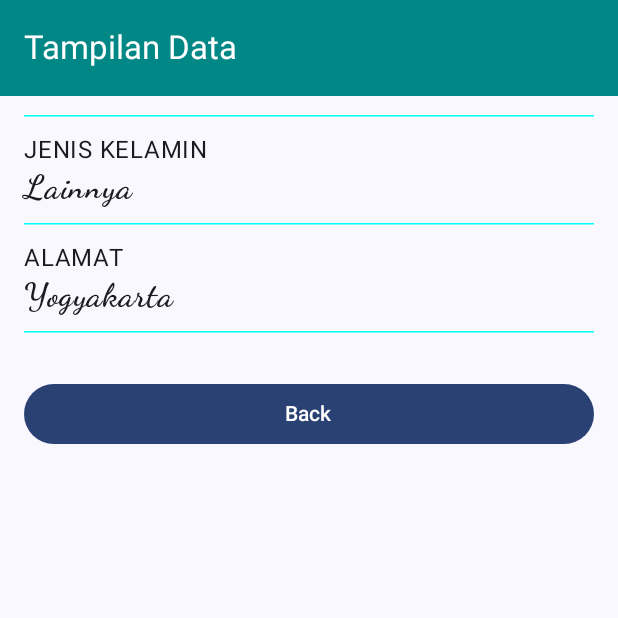
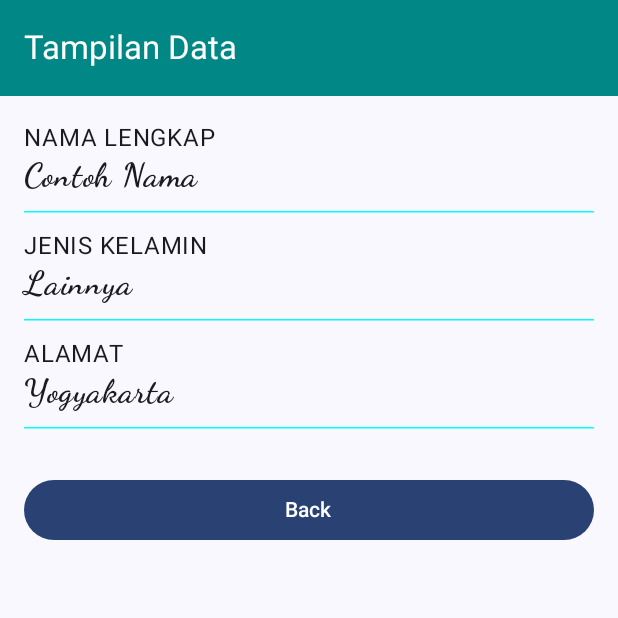
Before and after one commit to PDPyeh/Views, an Android app built with Jetpack Compose: the composable DataApp shown on its own in the app's theme, after a tap on "Submit", on a phone screen of 412 x 824 dp, the top half of it. Run offline under Robolectric (Android 15) with nearby library versions, the phone set to English and light mode, and no system bars.

Commit message:
membernarkan lagi isi TampilData.kt

```diff
--- a/app/src/main/java/com/example/views/MainActivity.kt
+++ b/app/src/main/java/com/example/views/MainActivity.kt
@@ -19,10 +19,9 @@ class MainActivity : ComponentActivity() {
         enableEdgeToEdge()
         setContent {
             ViewsTheme {
-                Scaffold(modifier = Modifier.fillMaxSize()) { innerPadding ->
-                    Greeting(
-                        name = "Android",
-                        modifier = Modifier.padding(innerPadding)
+                Scaffold(modifier = Modifier.fillMaxSize()) {
+                    DataApp(
+                        modifier = Modifier
                     )
                 }
             }
--- a/app/src/main/java/com/example/views/view/TampilData.kt
+++ b/app/src/main/java/com/example/views/view/TampilData.kt
@@ -1,6 +1,5 @@
 package com.example.views.view
 
-import android.R.attr.text
 import androidx.compose.foundation.layout.Arrangement
 import androidx.compose.foundation.layout.Column
 import androidx.compose.foundation.layout.Spacer
@@ -11,7 +10,6 @@ import androidx.compose.material3.Button
 import androidx.compose.material3.ExperimentalMaterial3Api
 import androidx.compose.material3.HorizontalDivider
 import androidx.compose.material3.Scaffold
-import androidx.compose.material3.SearchBarDefaults.colors
 import androidx.compose.material3.Text
 import androidx.compose.material3.TopAppBar
 import androidx.compose.material3.TopAppBarDefaults
@@ -27,53 +25,63 @@ import androidx.compose.ui.unit.dp
 import androidx.compose.ui.unit.sp
 import com.example.views.R
 
-
 @OptIn(ExperimentalMaterial3Api::class)
 @Composable
 fun TampilData(
-    onBackBtnClick:()-> Unit
-){
+    onBackBtnClick: () -> Unit
+) {
     val items = listOf(
         Pair(first = stringResource(id = R.string.nama_lengkap), second = "Contoh Nama"),
         Pair(first = stringResource(id = R.string.jenis_kelamin), second = "Lainnya"),
+        // GANTI INI: jangan pakai "ALAMAT" string literal
         Pair(first = stringResource(id = R.string.alamat), second = "Yogyakarta")
     )
-    Scaffold (modifier = Modifier,
+
+    Scaffold(
         topBar = {
             TopAppBar(
                 title = {
                     Text(
-                        text = stringResource(id=R.string.tampil),
+                        text = stringResource(id = R.string.tampil),
                         color = Color.White
-                    )},
-                colors = TopAppBarDefaults
-                    .mediumTopAppBarColors(containerColor = colorResource
-                        (id=R.color.teal_700)
                     )
+                },
+                colors = TopAppBarDefaults.mediumTopAppBarColors(
+                    containerColor = colorResource(id = R.color.teal_700)
+                )
             )
-        }){ isiRuang->
+        }
+    ) { isiRuang ->
         Column(
-          modifier = Modifier.padding(all=dimensionResource(id=R.dimen.padding_medium)),
-          verticalArrangement = Arrangement.spacedBy (space = dimensionResource(id=R.dimen.padding_small))
-        ){
+            modifier = Modifier
+                .padding(isiRuang) // PENTING: biar ga ketimpa AppBar
+                .padding(all = dimensionResource(id = R.dimen.padding_medium)),
+            verticalArrangement = Arrangement.spacedBy(
+                space = dimensionResource(id = R.dimen.padding_small)
+            )
+        ) {
             items.forEach { item ->
                 Column {
-                    Text(text = item.first.uppercase(),fontSize = 16.sp)
-                    Text(text = item.second,
+                    Text(
+                        text = item.first.uppercase(),
+                        fontSize = 16.sp // pakai sp
+                    )
+                    Text(
+                        text = item.second,
                         fontWeight = FontWeight.Bold,
-                        fontFamily = FontFamily.Cursive,fontSize = 22.sp
+                        fontFamily = FontFamily.Cursive,
+                        fontSize = 22.sp // pakai sp
                     )
                 }
                 HorizontalDivider(thickness = 1.dp, color = Color.Cyan)
             }
-            Spacer(modifier = Modifier.height(height = 10.dp))
+            Spacer(modifier = Modifier.height(10.dp))
             Button(
                 modifier = Modifier.fillMaxWidth(),
                 onClick = onBackBtnClick
             ) {
-                Text(text = stringResource(id=R.string.back))
+                Text(text = stringResource(id = R.string.back))
             }
         }
-
     }
 }
```
